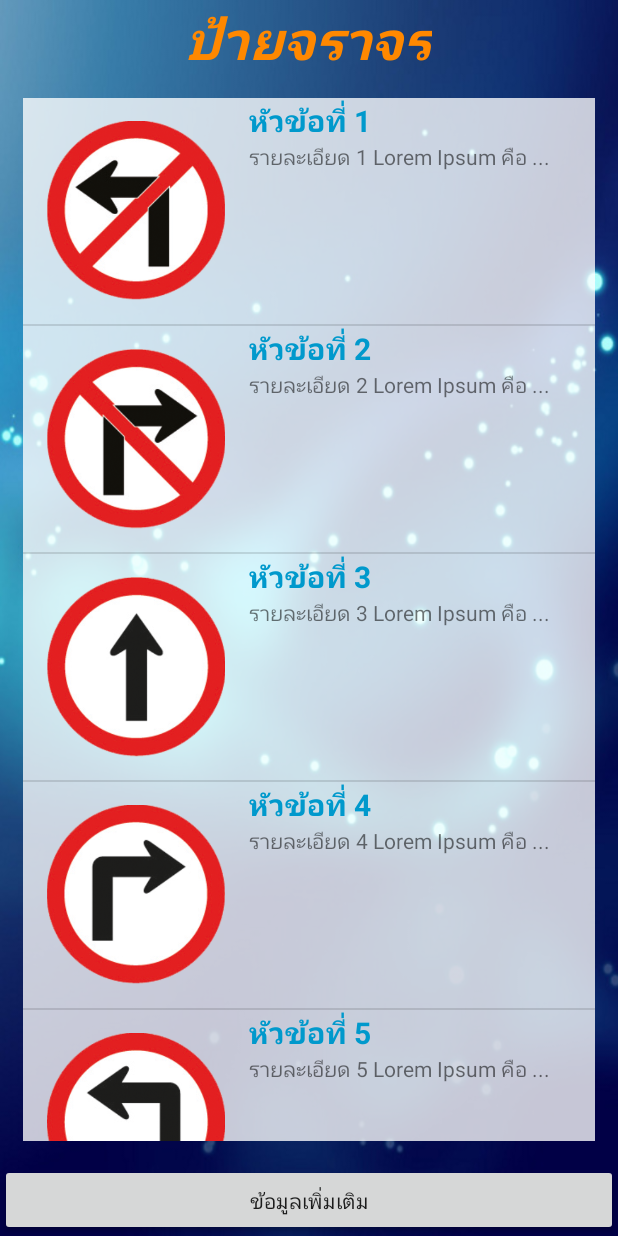
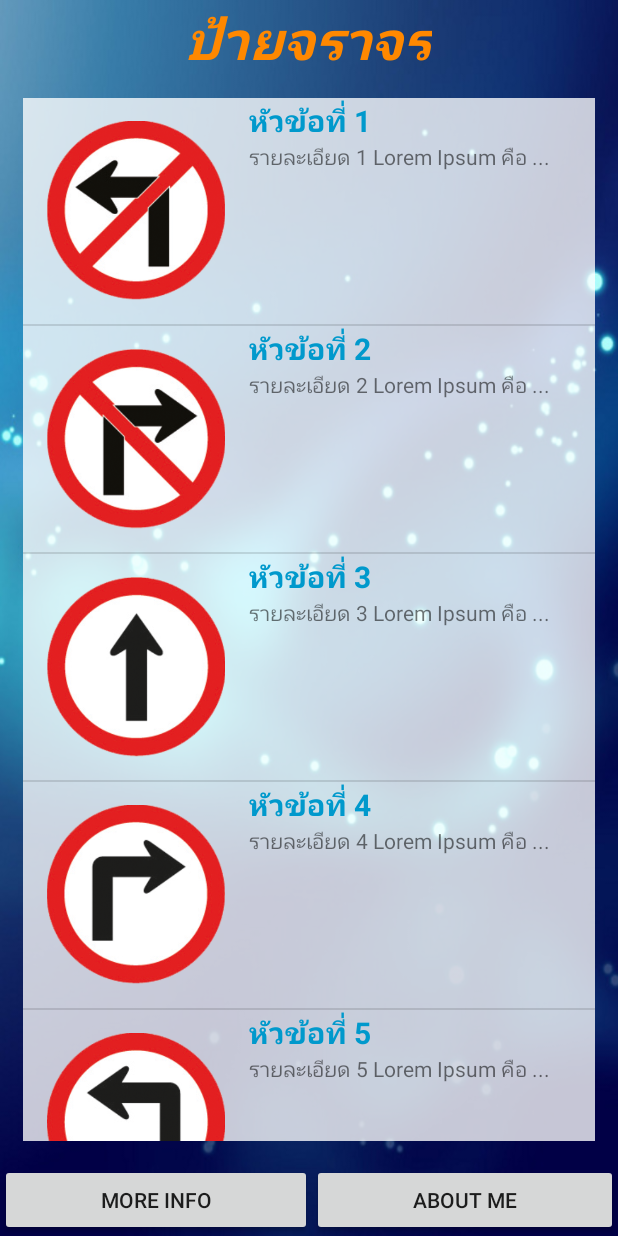
Before and after one commit to kungchik/MyFirstApp-master, an Android app: the screen it shows after launch (MainActivity), on a phone screen of 412 x 824 dp. Run offline under Robolectric (Android 15) with nearby library versions, the phone set to English and light mode, and no system bars.

Commit message:
Free Test 9 Mar 60

```diff
--- a/app/src/main/res/layout/activity_main.xml
+++ b/app/src/main/res/layout/activity_main.xml
@@ -17,20 +17,35 @@
         android:textStyle="normal|bold|italic"
         android:layout_centerHorizontal="true" />
 
-    <Button
-        android:text="@string/MoreInfo"
+    <ListView
+        android:id="@+id/livTraffic"
+        android:layout_width="match_parent"
+        android:layout_height="match_parent"
+        android:layout_above="@+id/laybotton"
+        android:layout_below="@+id/txtTitle"
+        android:layout_margin="@dimen/my_margin"
+        android:background="#c6ffffff" />
+
+    <LinearLayout
+        android:id="@+id/laybotton"
         android:layout_width="match_parent"
         android:layout_height="wrap_content"
-        android:onClick="onClickMoreInfo"
-        android:id="@+id/btnMoreInfo"
-        android:layout_alignParentBottom="true" />
+        android:layout_alignParentBottom="true"
+        android:orientation="horizontal">
 
-    <ListView
-        android:layout_width="match_parent"
-        android:layout_height="match_parent"
-        android:layout_below="@+id/txtTitle"
-        android:layout_above="@+id/btnMoreInfo"
-        android:id="@+id/livTraffic"
-        android:background="#c6ffffff"
-        android:layout_margin="@dimen/my_margin" />
+        <Button
+            android:id="@+id/btnMoreInfo"
+            android:layout_width="wrap_content"
+            android:layout_height="wrap_content"
+            android:layout_weight="1"
+            android:onClick="onClickMoreInfo"
+            android:text="@string/MoreInfo" />
+
+        <Button
+            android:id="@+id/btnAboutMe"
+            android:layout_width="wrap_content"
+            android:layout_height="wrap_content"
+            android:layout_weight="1"
+            android:text="@string/AboutMe" />
+    </LinearLayout>
 </RelativeLayout>
--- a/app/src/main/res/values/strings.xml
+++ b/app/src/main/res/values/strings.xml
@@ -2,6 +2,7 @@
     <string name="app_name">My FirstApp</string>
 
     <string name="txtTitle">ป้ายจราจร</string>
-    <string name="MoreInfo">ข้อมูลเพิ่มเติม</string>
+    <string name="MoreInfo">More Info</string>
+    <string name="AboutMe">About Me</string>
 
 </resources>
--- a/build.gradle
+++ b/build.gradle
@@ -5,7 +5,7 @@
         jcenter()
     }
     dependencies {
-        classpath 'com.android.tools.build:gradle:2.2.3'
+        classpath 'com.android.tools.build:gradle:2.3.0'
 
         // NOTE: Do not place your application dependencies here; they belong
         // in the individual module build.gradle files
```
Also changed, not shown: gradle/wrapper/gradle-wrapper.properties.
